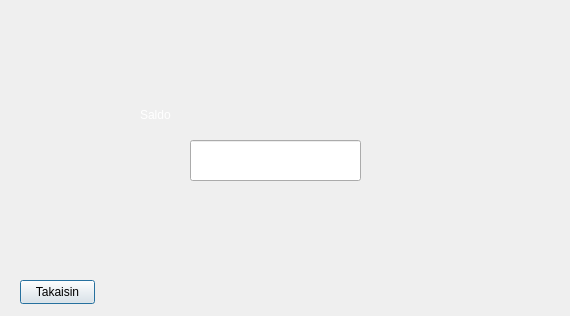
This is frontend/balancewindow.ui in 22kmo-project/group_3 as Qt 5 draws it before an edit. The edited form follows.
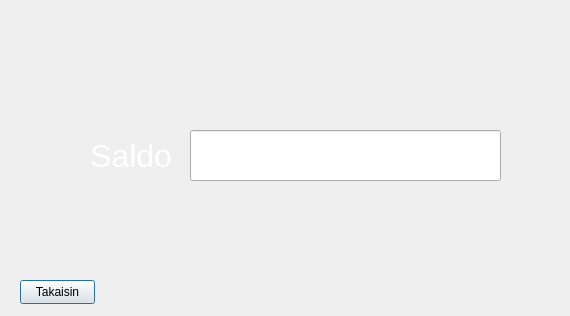
This is the edited form. Icons and pictures are not drawn.

The edit to the form file:
```diff
--- a/frontend/balancewindow.ui
+++ b/frontend/balancewindow.ui
@@ -72,24 +72,45 @@
    <property name="geometry">
     <rect>
      <x>190</x>
-     <y>140</y>
-     <width>171</width>
-     <height>41</height>
+     <y>130</y>
+     <width>311</width>
+     <height>51</height>
     </rect>
    </property>
+   <property name="font">
+    <font>
+     <pointsize>22</pointsize>
+     <bold>true</bold>
+    </font>
+   </property>
+   <property name="alignment">
+    <set>Qt::AlignCenter</set>
+   </property>
+   <property name="readOnly">
+    <bool>true</bool>
+   </property>
   </widget>
   <widget class="QLabel" name="label">
    <property name="geometry">
     <rect>
-     <x>140</x>
-     <y>90</y>
-     <width>291</width>
-     <height>51</height>
+     <x>51</x>
+     <y>136</y>
+     <width>121</width>
+     <height>41</height>
     </rect>
    </property>
+   <property name="font">
+    <font>
+     <pointsize>24</pointsize>
+     <bold>false</bold>
+    </font>
+   </property>
    <property name="text">
     <string>&lt;html&gt;&lt;head/&gt;&lt;body&gt;&lt;p&gt;Saldo&lt;/p&gt;&lt;/body&gt;&lt;/html&gt;</string>
    </property>
+   <property name="alignment">
+    <set>Qt::AlignRight|Qt::AlignTrailing|Qt::AlignVCenter</set>
+   </property>
   </widget>
  </widget>
  <resources/>
```
